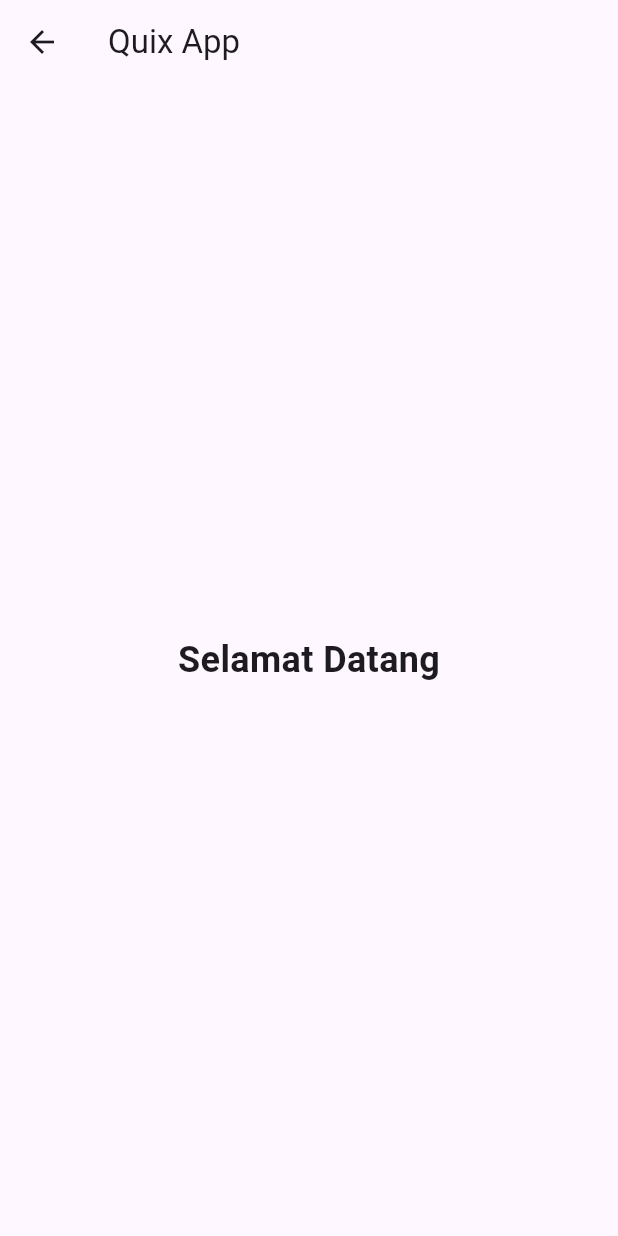
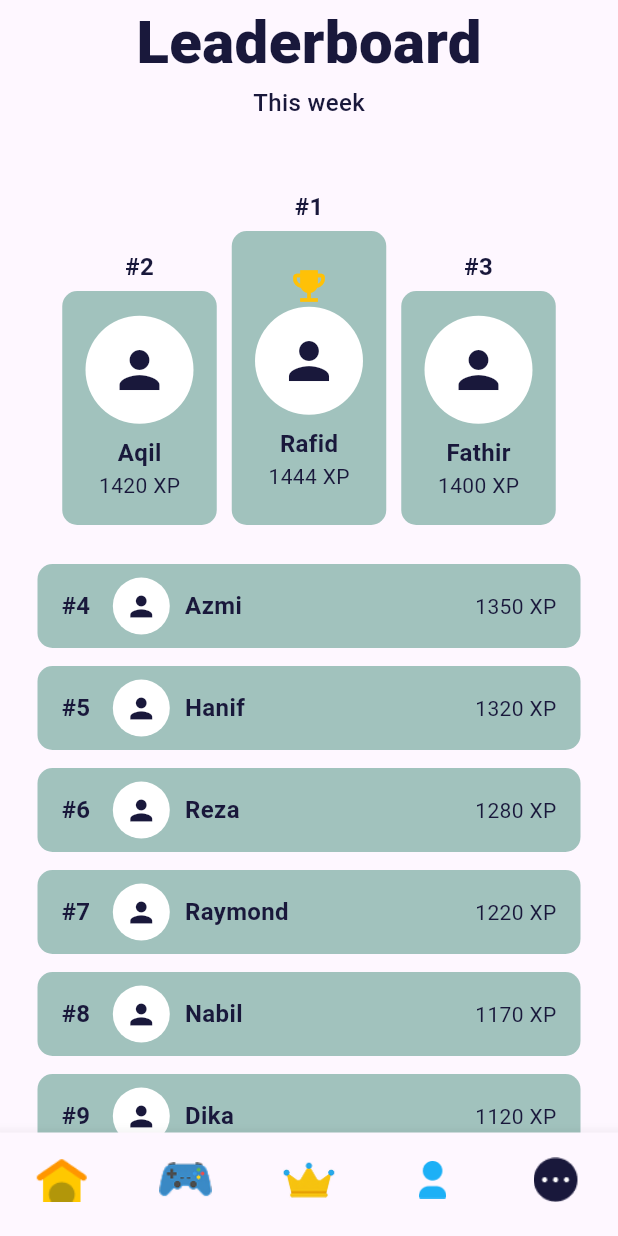
Before and after one commit to Eruumaa/Nexcash_Repo, a Flutter app: the screen it shows after launch, item 3 of the bottom bar chosen, on a phone screen of 412 x 824 dp. Run offline on Flutter 3.47's test engine with Material 3 defaults, Android fonts, the phone set to English and light mode, and no system bars.

Commit message:
buat leaderboard

```diff
--- /dev/null
+++ b/lib/models/leaderboard_model.dart
@@ -0,0 +1,27 @@
+import 'package:flutter/material.dart';
+
+
+class LeaderboardUser {
+  final String name;
+  final int score;
+  final IconData avatarIcon;
+
+  const LeaderboardUser({
+    required this.name,
+    required this.score,
+    required this.avatarIcon,
+  });
+}
+
+
+const List<LeaderboardUser> dummyLeaderboardData = [
+  LeaderboardUser(name: 'Rafid', score: 1444, avatarIcon: Icons.person),
+  LeaderboardUser(name: 'Aqil', score: 1420, avatarIcon: Icons.person),
+  LeaderboardUser(name: 'Fathir', score: 1400, avatarIcon: Icons.person),
+  LeaderboardUser(name: 'Azmi', score: 1350, avatarIcon: Icons.person),
+  LeaderboardUser(name: 'Hanif', score: 1320, avatarIcon: Icons.person),
+  LeaderboardUser(name: 'Reza', score: 1280, avatarIcon: Icons.person),
+  LeaderboardUser(name: 'Raymond', score: 1220, avatarIcon: Icons.person),
+  LeaderboardUser(name: 'Nabil', score: 1170, avatarIcon: Icons.person),
+  LeaderboardUser(name: 'Dika', score: 1120, avatarIcon: Icons.person),
+];
--- a/lib/views/screens/home_screens.dart
+++ b/lib/views/screens/home_screens.dart
@@ -24,7 +24,7 @@ class _HomeScreensState extends State<HomeScreens> {
     else if(index == 2){
         Navigator.push(
         context,
-        MaterialPageRoute(builder: (context) => const LeaderboardScreens()),
+        MaterialPageRoute(builder: (context) => LeaderboardScreens()),
       );
     }
   }
--- a/lib/views/screens/leaderboard_screens.dart
+++ b/lib/views/screens/leaderboard_screens.dart
@@ -1,17 +1,117 @@
 import 'package:flutter/material.dart';
+import '../screens/home_screens.dart';
+import '../../models/leaderboard_model.dart';
+import '../widgets/kartu_leaderboard.dart';
+import 'game_screens.dart';
 
-class LeaderboardScreens extends StatelessWidget {
+class LeaderboardScreens extends StatefulWidget {
   const LeaderboardScreens({super.key});
+
+  @override
+  State<LeaderboardScreens> createState() => _LeaderboardScreens();
+}
+
+class _LeaderboardScreens extends State<LeaderboardScreens> {
+  final Color primaryTextColor = Color.fromARGB(255, 25, 24, 59);
+  final List<LeaderboardUser > sortedUsers = List.from(dummyLeaderboardData)
+      ..sort((a, b) => b.score.compareTo(a.score));
+
+  void _onItemTapped(int index) {
+    if (index == 1) {
+      Navigator.push(
+        context,
+        MaterialPageRoute(builder: (context) => const GameScreens()),
+      );
+    } else if (index == 2) {
+      Navigator.push(
+        context,
+        MaterialPageRoute(builder: (context) => LeaderboardScreens()),
+      );
+    } else if (index == 0) {
+      Navigator.push(
+        context,
+        MaterialPageRoute(builder: (context) => const HomeScreens()),
+      );
+    }
+  }
 
   @override
   Widget build(BuildContext context) {
     return Scaffold(
-      appBar: AppBar(title: const Text('Quix App')),
-      body: const Center(
-        child: Text(
-          'Selamat Datang',
-          style: TextStyle(fontSize: 24, fontWeight: FontWeight.bold),
+      body: SafeArea(
+        child: SingleChildScrollView(
+        child: Padding(
+          padding: const EdgeInsets.symmetric(horizontal: 25.0),
+          child: Column(
+            children: [
+              // Judul Halaman
+              Text(
+                'Leaderboard',
+                style: TextStyle(
+                  color: primaryTextColor,
+                  fontSize: 40,
+                  fontWeight: FontWeight.w900,
+                ),
+              ),
+              Text(
+                'This week',
+                style: TextStyle(
+                  color: primaryTextColor,
+                  fontSize: 16,
+                  fontWeight: FontWeight.w500,
+                ),
+              ),
+              const SizedBox(height: 20),
+
+
+              if (sortedUsers.length >= 3)
+                PodiumWidget(
+                  rank2: sortedUsers[1],
+                  rank1: sortedUsers[0],
+                  rank3: sortedUsers[2],
+                ),
+
+              const SizedBox(height: 20),
+              ...List.generate(sortedUsers.length - 3, (index) {
+                final user = sortedUsers[index + 3];
+                return LeaderboardListItem(
+                  rank: index + 4,
+                  user: user,
+                );
+              }),
+              const SizedBox(height: 20),
+            ],
+          ),
         ),
+      ),
+      ),
+      bottomNavigationBar: BottomNavigationBar(
+        type: BottomNavigationBarType.fixed,
+        showSelectedLabels: false,
+        showUnselectedLabels: false,
+        items: <BottomNavigationBarItem>[
+          BottomNavigationBarItem(
+            icon: Image.asset("assets/home.png", height: 35, width: 35),
+            label: "home",
+          ),
+          BottomNavigationBarItem(
+            icon: Image.asset("assets/game.png", height: 35, width: 35),
+            label: "Game",
+          ),
+          BottomNavigationBarItem(
+            icon: Image.asset("assets/leader.png", height: 35, width: 35),
+            label: "home",
+          ),
+          BottomNavigationBarItem(
+            icon: Image.asset("assets/people.png", height: 25, width: 25),
+            label: "home",
+          ),
+          BottomNavigationBarItem(
+            icon: Image.asset("assets/settings.png", height: 30, width: 30),
+            label: "home",
+          ),
+        ],
+        onTap: _onItemTapped,
       ),
     );
   }
--- /dev/null
+++ b/lib/views/widgets/kartu_leaderboard.dart
@@ -0,0 +1,164 @@
+import 'package:flutter/material.dart';
+import '../../models/leaderboard_model.dart';
+
+// -- WIDGET UNTUK PODIUM TOP 3 --
+class PodiumWidget extends StatelessWidget {
+  final LeaderboardUser rank1;
+  final LeaderboardUser rank2;
+  final LeaderboardUser rank3;
+
+  const PodiumWidget({
+    super.key,
+    required this.rank1,
+    required this.rank2,
+    required this.rank3,
+  });
+
+  @override
+  Widget build(BuildContext context) {
+    const Color cardColor = Color(0xFFA1C2BD);
+    const Color textColor = Color(0xFF19183B);
+
+    return SizedBox(
+      height: 250, // Tinggi area podium
+      child: Row(
+        crossAxisAlignment: CrossAxisAlignment.end,
+        mainAxisAlignment: MainAxisAlignment.center,
+        children: [
+          // Peringkat 2
+          _buildPodiumItem(rank2, 156, cardColor, textColor, '#2'),
+          const SizedBox(width: 10),
+          // Peringkat 1
+          _buildPodiumItem(
+            rank1,
+            196,
+            cardColor,
+            textColor,
+            '#1',
+            isFirstPlace: true,
+          ),
+          const SizedBox(width: 10),
+          // Peringkat 3
+          _buildPodiumItem(rank3, 156, cardColor, textColor, '#3'),
+        ],
+      ),
+    );
+  }
+
+  Widget _buildPodiumItem(
+    LeaderboardUser user,
+    double height,
+    Color bgColor,
+    Color textColor,
+    String rank, {
+    bool isFirstPlace = false,
+  }) {
+    return Column(
+      mainAxisAlignment: MainAxisAlignment.end,
+      children: [
+        Text(
+          rank,
+          style: TextStyle(
+            color: textColor,
+            fontWeight: FontWeight.bold,
+            fontSize: 16,
+          ),
+        ),
+        const SizedBox(height: 5),
+        Container(
+          width: 103,
+          height: height,
+          decoration: BoxDecoration(
+            color: bgColor,
+            borderRadius: BorderRadius.circular(10),
+          ),
+          child: Column(
+            mainAxisAlignment: MainAxisAlignment.center,
+            children: [
+              if (isFirstPlace)
+                const Icon(Icons.emoji_events, color: Colors.amber, size: 28),
+              CircleAvatar(
+                radius: 36,
+                backgroundColor: Colors.white,
+                child: Icon(user.avatarIcon, size: 40, color: textColor),
+              ),
+              const SizedBox(height: 8),
+              Text(
+                user.name,
+                style: TextStyle(
+                  color: textColor,
+                  fontWeight: FontWeight.w700,
+                  fontSize: 16,
+                ),
+              ),
+              Text(
+                '${user.score} XP',
+                style: TextStyle(color: textColor, fontSize: 14),
+              ),
+            ],
+          ),
+        ),
+      ],
+    );
+  }
+}
+
+// -- WIDGET UNTUK SETIAP ITEM DI DAFTAR LEADERBOARD (RANK 4 DST) --
+class LeaderboardListItem extends StatelessWidget {
+  final int rank;
+  final LeaderboardUser user;
+
+  const LeaderboardListItem({
+    super.key,
+    required this.rank,
+    required this.user,
+  });
+
+  @override
+  Widget build(BuildContext context) {
+    const Color cardColor = Color(0xFFA1C2BD);
+    const Color textColor = Color(0xFF19183B);
+
+    return Container(
+      height: 56,
+      margin: const EdgeInsets.symmetric(vertical: 6.0),
+      padding: const EdgeInsets.symmetric(horizontal: 16.0),
+      decoration: BoxDecoration(
+        color: cardColor,
+        borderRadius: BorderRadius.circular(10),
+      ),
+      child: Row(
+        children: [
+          Text(
+            '#$rank',
+            style: TextStyle(
+              color: textColor,
+              fontWeight: FontWeight.w700,
+              fontSize: 16,
+            ),
+          ),
+          const SizedBox(width: 15),
+          CircleAvatar(
+            radius: 19,
+            backgroundColor: Colors.white,
+            child: Icon(user.avatarIcon, size: 22, color: textColor),
+          ),
+          const SizedBox(width: 10),
+          Text(
+            user.name,
+            style: TextStyle(
+              color: textColor,
+              fontWeight: FontWeight.w700,
+              fontSize: 16,
+            ),
+          ),
+          const Spacer(),
+          Text(
+            '${user.score} XP',
+            style: TextStyle(color: textColor, fontSize: 14),
+          ),
+        ],
+      ),
+    );
+  }
+}
```
